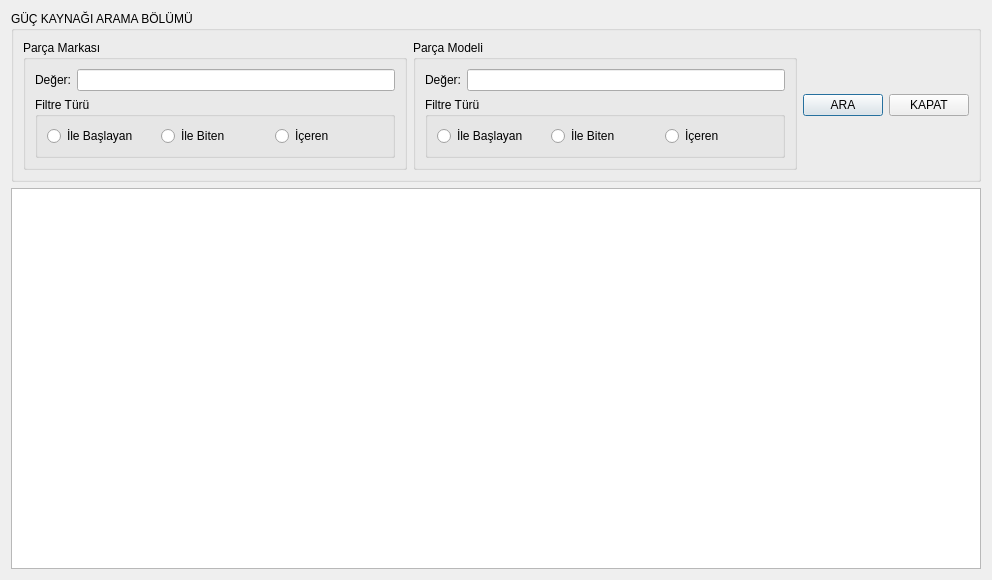
onur35iii/TeknolojiMarketiOtomasyonu, file UI/ListeFormlari/tmoguckaynagilisteformu.ui: the form before one commit.
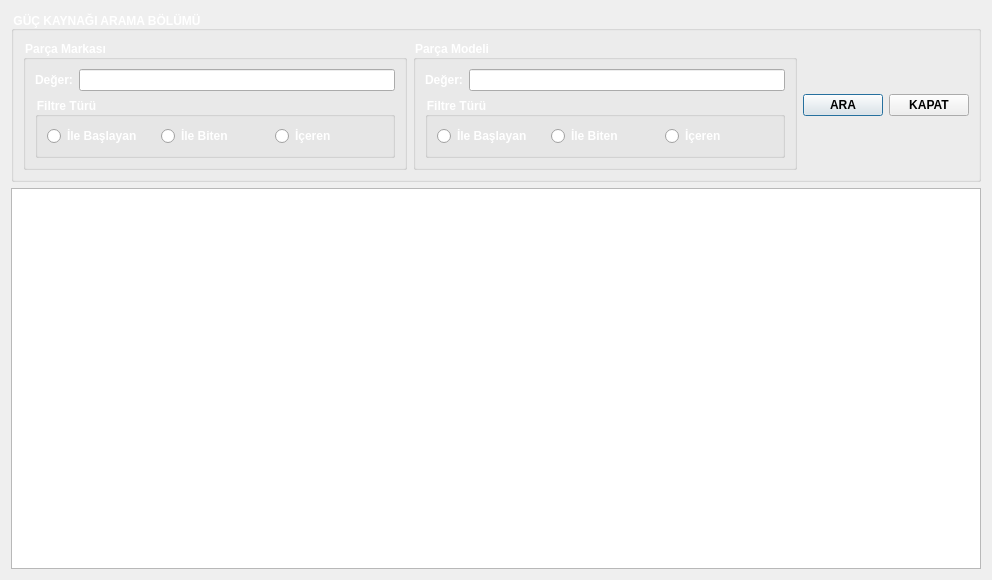
The form after the commit. Icons and pictures are not drawn.

Diff of the .ui file:
```diff
--- a/UI/ListeFormlari/tmoguckaynagilisteformu.ui
+++ b/UI/ListeFormlari/tmoguckaynagilisteformu.ui
@@ -13,6 +13,27 @@
   <property name="windowTitle">
    <string>Dialog</string>
   </property>
+  <property name="styleSheet">
+   <string notr="true">TMOGucKaynagiListeFormu{
+
+	
+	background-image: url(:/resimler/guckaynagi.jpg);
+}
+
+QLabel {
+   font:Bold; 
+   color: #ffffff;
+}
+QGroupBox {
+    font:Bold;
+color: #ffffff;
+}
+QPushButton{font:Bold;}
+QRadioButton{
+    font:Bold;
+color: #ffffff;
+}</string>
+  </property>
   <layout class="QGridLayout" name="gridLayout_6">
    <item row="0" column="0">
     <widget class="QGroupBox" name="GPAramaBolumu">
```
Left out of the diff: 166 changed lines with no effect on the pictures.
